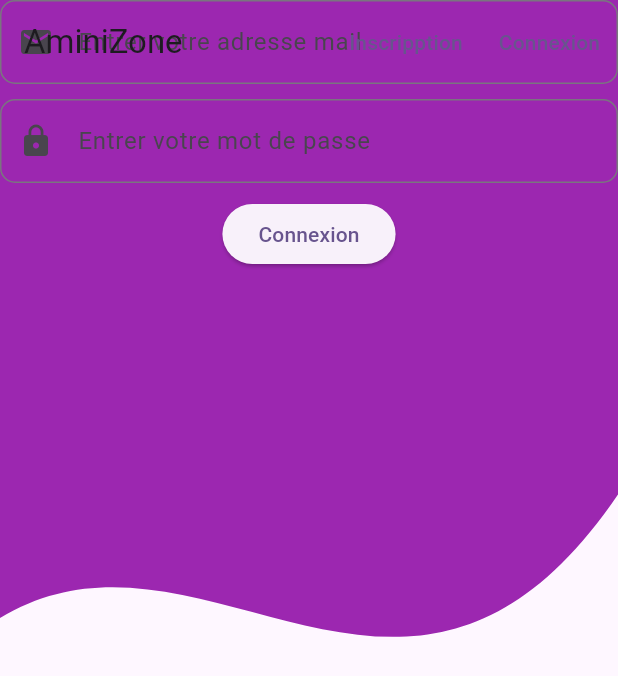
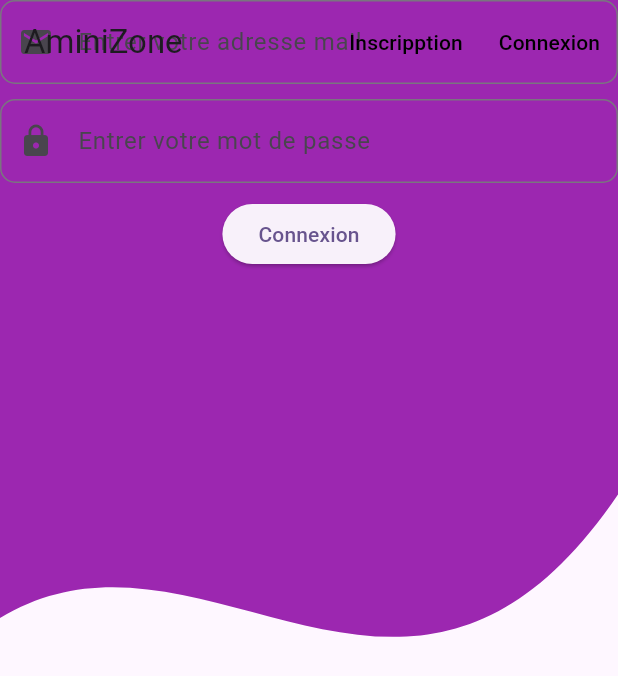
Before and after one commit to ackwrit/newprojetproduit2024efrei, a Flutter app: the screen it shows after launch, on a phone screen of 412 x 824 dp. Shown: the top 676 px of the screen. Run offline on Flutter 3.47's test engine with Material 3 defaults, Android fonts, the phone set to English and light mode, and no system bars; our stand-ins replace cloud_firestore, firebase_auth, firebase_core; accounts and stored records are empty.

Commit message:
mise en place à jour 10:30

```diff
--- a/lib/controller/constante.dart
+++ b/lib/controller/constante.dart
@@ -1,2 +1,2 @@
 import 'package:amazonmini/model/my_user.dart';
-My User me = MyUser.empty();
+MyUser me = MyUser.empty();
--- a/lib/controller/my_firestore_helper.dart
+++ b/lib/controller/my_firestore_helper.dart
@@ -1,6 +1,7 @@
 import 'package:flutter/material.dart';
 import 'package:cloud_firestore/cloud_firestore.dart';
 import 'package:firebase_auth/firebase_auth.dart';
+import 'package:amazonmini/model/my_user.dart';
 
 class MyFirestoreHelper{
   final cloudUtilisateurs = FirebaseFirestore.instance.collection("UTILISATEURS");
@@ -13,13 +14,13 @@ class MyFirestoreHelper{
   Future<MyUser>registerUser({required String email, required String password, required String name, required String lastName}) async {
 
     UserCredential credential = await auth.createUserWithEmailAndPassword(email: email, password: password);
-    String uid = credential.user.uid;
+    String uid = credential.user!.uid;
     Map<String,dynamic> datas = {
       "NOM":lastName,
       "PRENOM":name,
       "EMAIL":email
     };
-    addUser(uid: uid, data: data);
+    addUser(uid: uid, data: datas);
     return getUser(uid);
 
 
--- a/lib/main.dart
+++ b/lib/main.dart
@@ -27,6 +27,7 @@ class MyApp extends StatelessWidget {
         useMaterial3: true,
       ),
       home: const MyHomePage(title: 'Flutter Demo Home Page'),
+      debugShowCheckedModeBanner: false,
     );
   }
 }
@@ -76,7 +77,7 @@ class _MyHomePageState extends State<MyHomePage> {
         elevation:0,
         actions:[
           TextButton(
-            child : Text("Inscripption"),
+            child : Text("Inscripption",style: TextStyle(color: Colors.black),),
             onPressed:(){
               setState((){
                 counter = 1;
@@ -84,7 +85,7 @@ class _MyHomePageState extends State<MyHomePage> {
             }
           ),
           TextButton(
-              child : Text("Connexion"),
+              child : Text("Connexion",style: TextStyle(color: Colors.black),),
               onPressed:(){
                 setState((){
                   counter = 0;
@@ -103,7 +104,10 @@ class _MyHomePageState extends State<MyHomePage> {
         child: Stack(
           children: [
             MyBackground(),
-            choice(),
+            Center(
+              child: choice(),
+            ),
+
           ],
         ) ,
       ),
--- a/lib/model/my_user.dart
+++ b/lib/model/my_user.dart
@@ -15,7 +15,7 @@ class MyUser{
     prenom = "";
     nom = "";
     avatar = "";
-    produits = []
+    produits = [];
   }
 
 
--- a/lib/view/my_login_page.dart
+++ b/lib/view/my_login_page.dart
@@ -1,5 +1,7 @@
 import 'package:flutter/material.dart';
-
+import 'package:amazonmini/view/my_dashboard_view.dart';
+import 'package:amazonmini/controller/my_firestore_helper.dart';
+import 'package:amazonmini/controller/constante.dart';
 
 class MyLoginView extends StatefulWidget {
   const MyLoginView({super.key});
@@ -91,7 +93,7 @@ class _MyLoginView extends State<MyLoginView> {
             onPressed: (){
               print("Je suis connecté");
 
-              MyFirebaseHelper().connexion(mail.text, password.text).then((onValue){
+              MyFirestoreHelper().connexion(mail.text, password.text).then((onValue){
                 setState((){
                   me = onValue;
                 });
--- a/lib/view/my_register_page.dart
+++ b/lib/view/my_register_page.dart
@@ -1,4 +1,7 @@
 import 'package:flutter/material.dart';
+import 'package:amazonmini/controller/constante.dart';
+import 'package:amazonmini/view/my_dashboard_view.dart';
+import 'package:amazonmini/controller/my_firestore_helper.dart';
 
 
 class MyRegisterView extends StatefulWidget {
@@ -113,7 +116,7 @@ class _MyRegisterView extends State<MyRegisterView> {
             onPressed: (){
               print("Je suis connecté");
 
-              MyFirebaseHelper().connexion(mail.text, password.text).then((onValue){
+              MyFirestoreHelper().connexion(mail.text, password.text).then((onValue){
                 setState((){
                   me = onValue;
                 });
```
Also changed, not shown: lib/model/my_produit.dart (+18 -0 lines), lib/view/my_dashboard_view.dart (+50 -2 lines), firebase.json, lib/firebase_options.dart, 1 other file.
